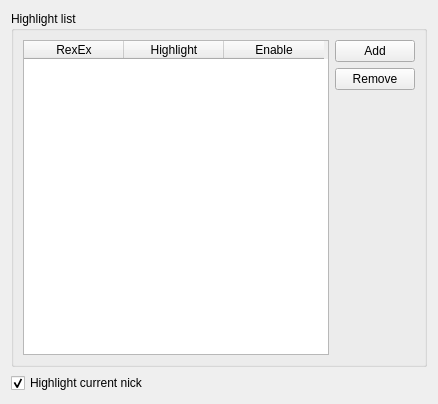
Old version of the form src/qtui/settingspages/highlightsettingspage.ui in the repository quassel/quassel.
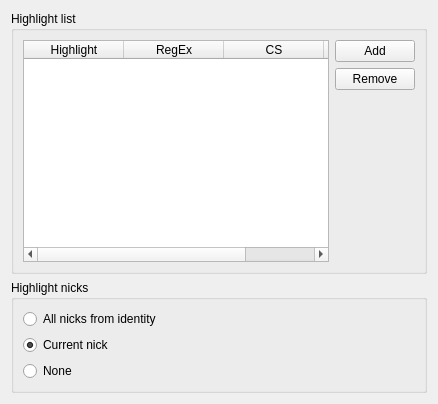
New version of the form.

Commit message: highlights can now be checked case insensitive nick highlights can now be selected between current nick and all nicks in the identity

```diff
--- a/src/qtui/settingspages/highlightsettingspage.ui
+++ b/src/qtui/settingspages/highlightsettingspage.ui
@@ -24,16 +24,21 @@
         <property name="styleSheet" >
          <string/>
         </property>
-        <column>
-         <property name="text" >
-          <string>RexEx</string>
-         </property>
-        </column>
         <column>
          <property name="text" >
           <string>Highlight</string>
          </property>
         </column>
+        <column>
+         <property name="text" >
+          <string>RegEx</string>
+         </property>
+        </column>
+        <column>
+         <property name="text" >
+          <string>CS</string>
+         </property>
+        </column>
         <column>
          <property name="text" >
           <string>Enable</string>
@@ -72,13 +77,36 @@
     </widget>
    </item>
    <item>
-    <widget class="QCheckBox" name="highlightCurrentNick" >
-     <property name="text" >
-      <string>Highlight current nick</string>
+    <widget class="QGroupBox" name="groupBox_2" >
+     <property name="title" >
+      <string>Highlight nicks</string>
      </property>
-     <property name="checked" >
-      <bool>true</bool>
-     </property>
+     <layout class="QVBoxLayout" >
+      <item>
+       <widget class="QRadioButton" name="highlightAllNicks" >
+        <property name="text" >
+         <string>All nicks from identity</string>
+        </property>
+       </widget>
+      </item>
+      <item>
+       <widget class="QRadioButton" name="highlightCurrentNick" >
+        <property name="text" >
+         <string>Current nick</string>
+        </property>
+        <property name="checked" >
+         <bool>true</bool>
+        </property>
+       </widget>
+      </item>
+      <item>
+       <widget class="QRadioButton" name="highlightNoNick" >
+        <property name="text" >
+         <string>None</string>
+        </property>
+       </widget>
+      </item>
+     </layout>
     </widget>
    </item>
   </layout>
```
Left out of the diff: 3 changed lines with no effect on the pictures. The commit also changes 6 other files.
